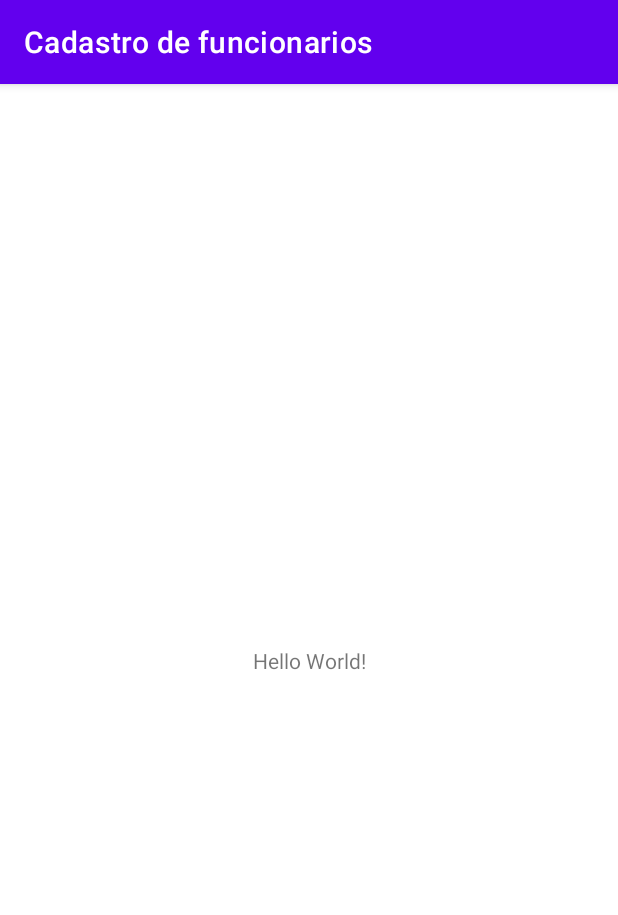
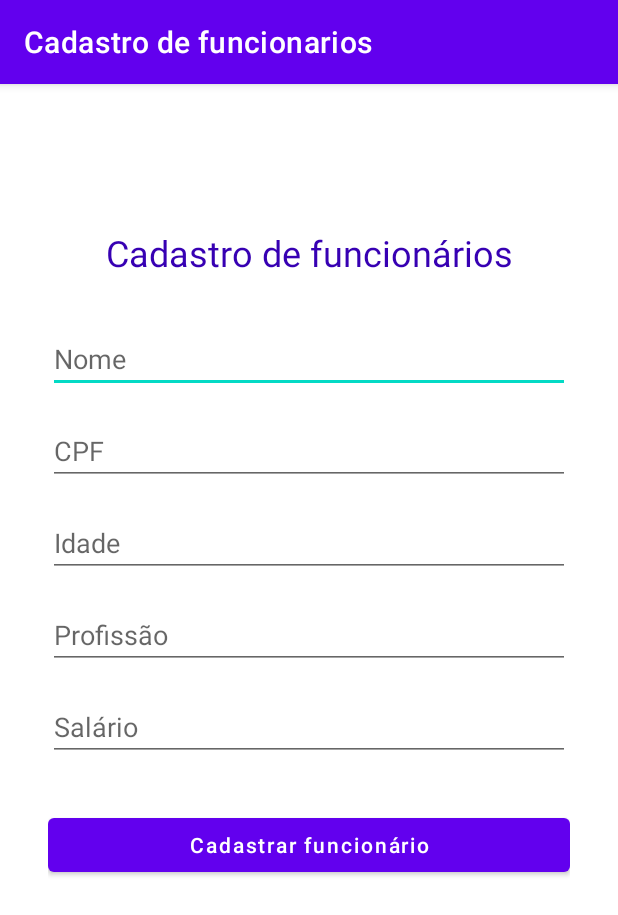
Before and after one commit to priscillasouza/app-cadastro-de-funcionarios, an Android app: the screen it shows after launch (MainActivity), on a phone screen of 412 x 824 dp. Shown: the top 915 px of the screen. Run offline under Robolectric (Android 15) with nearby library versions, the phone set to English and light mode, and no system bars.

Commit message:
criando layouts

```diff
--- a/app/build.gradle
+++ b/app/build.gradle
@@ -36,9 +36,9 @@ android {
 
 dependencies {
 
-    implementation 'androidx.core:core-ktx:1.7.0'
-    implementation 'androidx.appcompat:appcompat:1.4.1'
-    implementation 'com.google.android.material:material:1.6.0'
+    implementation 'androidx.core:core-ktx:1.8.0'
+    implementation 'androidx.appcompat:appcompat:1.4.2'
+    implementation 'com.google.android.material:material:1.6.1'
     implementation 'androidx.constraintlayout:constraintlayout:2.1.4'
     testImplementation 'junit:junit:4.13.2'
     androidTestImplementation 'androidx.test.ext:junit:1.1.3'
--- a/app/src/main/res/layout/activity_main.xml
+++ b/app/src/main/res/layout/activity_main.xml
@@ -1,18 +1,74 @@
 <?xml version="1.0" encoding="utf-8"?>
-<androidx.constraintlayout.widget.ConstraintLayout xmlns:android="http://schemas.android.com/apk/res/android"
-    xmlns:app="http://schemas.android.com/apk/res-auto"
+<ScrollView xmlns:android="http://schemas.android.com/apk/res/android"
     xmlns:tools="http://schemas.android.com/tools"
     android:layout_width="match_parent"
     android:layout_height="match_parent"
+    android:fillViewport="true"
     tools:context=".MainActivity">
 
-    <TextView
-        android:layout_width="wrap_content"
-        android:layout_height="wrap_content"
-        android:text="Hello World!"
-        app:layout_constraintBottom_toBottomOf="parent"
-        app:layout_constraintLeft_toLeftOf="parent"
-        app:layout_constraintRight_toRightOf="parent"
-        app:layout_constraintTop_toTopOf="parent" />
+    <LinearLayout
+        android:layout_width="match_parent"
+        android:layout_height="match_parent"
+        android:layout_margin="32dp"
+        android:orientation="vertical"
+        tools:context=".RegisterUserFragment">
 
-</androidx.constraintlayout.widget.ConstraintLayout>
+        <TextView
+            android:id="@+id/textViewTitleRegisterEmployee"
+            android:layout_width="match_parent"
+            android:layout_height="wrap_content"
+            android:layout_marginTop="64dp"
+            android:text="Cadastro de funcionários"
+            android:textAlignment="center"
+            android:textColor="@color/purple_700"
+            android:textSize="24sp" />
+
+        <EditText
+            android:id="@+id/editTextNameEmployee"
+            android:layout_width="match_parent"
+            android:layout_height="wrap_content"
+            android:layout_marginTop="32dp"
+            android:hint="Nome"
+            android:inputType="textAutoComplete" />
+
+        <EditText
+            android:id="@+id/editTextCpfEmployee"
+            android:layout_width="match_parent"
+            android:layout_height="wrap_content"
+            android:layout_marginTop="16dp"
+            android:hint="CPF"
+            android:inputType="number" />
+
+        <EditText
+            android:id="@+id/editTextAgeEmployee"
+            android:layout_width="match_parent"
+            android:layout_height="wrap_content"
+            android:layout_marginTop="16dp"
+            android:hint="Idade"
+            android:inputType="number" />
+
+        <EditText
+            android:id="@+id/editTextProfessionEmployee"
+            android:layout_width="match_parent"
+            android:layout_height="wrap_content"
+            android:layout_marginTop="16dp"
+            android:hint="Profissão"
+            android:inputType="textAutoComplete" />
+
+        <EditText
+            android:id="@+id/editTextWageEmployee"
+            android:layout_width="match_parent"
+            android:layout_height="wrap_content"
+            android:layout_marginTop="16dp"
+            android:hint="Salário"
+            android:inputType="number" />
+
+        <Button
+            android:id="@+id/button_register_user"
+            android:layout_width="match_parent"
+            android:layout_height="wrap_content"
+            android:layout_marginTop="32dp"
+            android:text="Cadastrar funcionário"
+            android:textAllCaps="false" />
+    </LinearLayout>
+</ScrollView>
```
Also changed, not shown: app/src/main/res/layout/activity_present_information.xml (added, +35 -0 lines), app/src/main/res/layout/activity_register_email_password.xml (added, +115 -0 lines).
